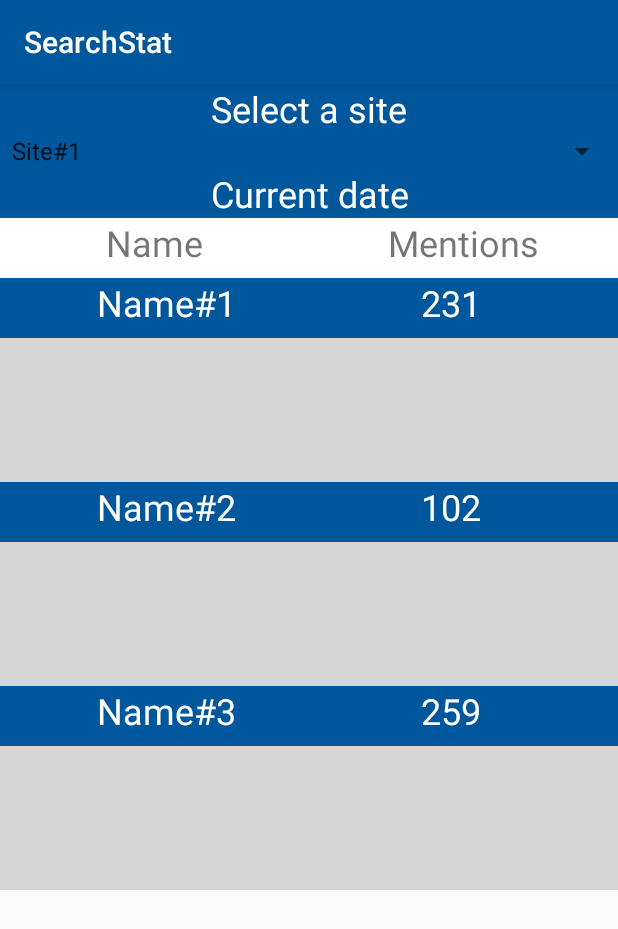
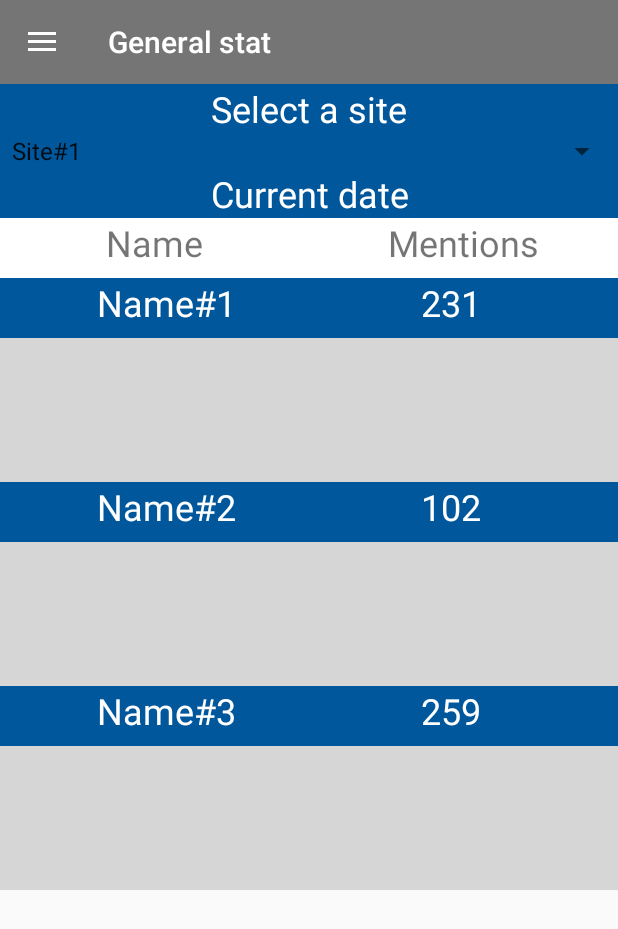
Before and after one commit to AlexAlizar/SearchStat, an Android app: the screen it shows after launch (GeneralStatActivity before the commit, MainActivity after it), after a tap on "General stat", on a phone screen of 412 x 824 dp. Shown: the top 929 px of the screen. Run offline under Robolectric (Android 15) with nearby library versions, the phone set to English and light mode, and no system bars; 1 other tap on this screen came first.

Commit message:
Added fragment
1 error with inflating navigation view

```diff
--- a/android_ui/app/src/main/AndroidManifest.xml
+++ b/android_ui/app/src/main/AndroidManifest.xml
@@ -13,16 +13,13 @@
         android:supportsRtl="true"
         android:theme="@style/AppTheme">
         <activity android:name=".MainActivity"
-                  android:theme="@style/AppTheme.NoActionBar">
+                  android:theme="@style/Theme.AppCompat.Light.NoActionBar">
             <intent-filter>
                 <action android:name="android.intent.action.MAIN"/>
 
                 <category android:name="android.intent.category.LAUNCHER"/>
             </intent-filter>
         </activity>
-        <activity
-            android:name=".GeneralStatActivity">
-        </activity>
     </application>
 
 </manifest>
--- /dev/null
+++ b/android_ui/app/src/main/java/alizarchik/alex/searchstat/GeneralStatFragment.java
@@ -0,0 +1,71 @@
+package alizarchik.alex.searchstat;
+
+import android.os.Bundle;
+import android.support.annotation.Nullable;
+import android.support.v4.app.Fragment;
+import android.support.v4.content.ContextCompat;
+import android.support.v7.widget.DividerItemDecoration;
+import android.support.v7.widget.LinearLayoutManager;
+import android.support.v7.widget.RecyclerView;
+import android.view.LayoutInflater;
+import android.view.View;
+import android.view.ViewGroup;
+
+import java.util.ArrayList;
+import java.util.List;
+
+import alizarchik.alex.searchstat.Model.GenStatDataItem;
+
+/**
+ * Created by Александр on 07.01.2018.
+ */
+
+public class GeneralStatFragment extends Fragment {
+
+    private RecyclerView mRecyclerView;
+    private RecyclerView.Adapter mAdapter;
+    private RecyclerView.LayoutManager mLayoutManager;
+
+    public static final String TAG = "MyLogs";
+
+    @Override
+    public void onCreate(Bundle savedInstanceState) {
+        super.onCreate(savedInstanceState);
+        setRetainInstance(true);
+    }
+
+    @Nullable
+    @Override
+    public View onCreateView(LayoutInflater inflater, @Nullable ViewGroup container, @Nullable Bundle savedInstanceState) {
+        View view = inflater.inflate(R.layout.general_stat_screen, container, false);
+
+        List<GenStatDataItem> myDataset = getDataSet();
+        mRecyclerView = view.findViewById(R.id.rvGenStat);
+        mRecyclerView.setHasFixedSize(true);
+        mLayoutManager = new LinearLayoutManager(getActivity());
+        mRecyclerView.setLayoutManager(mLayoutManager);
+        mAdapter = new GSRecyclerAdapter(myDataset);
+        mRecyclerView.setAdapter(mAdapter);
+        // рисую линию вокруг элемента списка
+        DividerItemDecoration divider = new
+                DividerItemDecoration(mRecyclerView.getContext(),
+                DividerItemDecoration.VERTICAL);
+        divider.setDrawable(ContextCompat.getDrawable(getActivity(),
+                R.drawable.line_divider));
+        mRecyclerView.addItemDecoration(divider);
+        return view;
+    }
+
+    public List<GenStatDataItem> getDataSet() {
+        GenStatDataItem item1 = new GenStatDataItem("Name#1", 231);
+        GenStatDataItem item2 = new GenStatDataItem("Name#2", 102);
+        GenStatDataItem item3 = new GenStatDataItem("Name#3", 259);
+        List<GenStatDataItem> dataSet = new ArrayList<>();
+        dataSet.add(item1);
+        dataSet.add(item2);
+        dataSet.add(item3);
+
+        return dataSet;
+    }
+
+}
--- a/android_ui/app/src/main/java/alizarchik/alex/searchstat/MainActivity.java
+++ b/android_ui/app/src/main/java/alizarchik/alex/searchstat/MainActivity.java
@@ -1,25 +1,27 @@
 package alizarchik.alex.searchstat;
 
-import android.content.Intent;
+import android.content.res.Configuration;
 import android.support.design.widget.NavigationView;
+import android.support.v4.app.Fragment;
+import android.support.v4.app.FragmentManager;
 import android.support.v4.view.GravityCompat;
 import android.support.v4.widget.DrawerLayout;
 import android.support.v7.app.ActionBarDrawerToggle;
 import android.support.v7.app.AppCompatActivity;
 import android.os.Bundle;
-import android.support.v7.widget.LinearLayoutManager;
-import android.support.v7.widget.RecyclerView;
 import android.support.v7.widget.Toolbar;
 import android.view.MenuItem;
+import android.view.View;
+import android.widget.ImageView;
 
-import java.util.ArrayList;
-import java.util.List;
-
-import alizarchik.alex.searchstat.Model.GenStatDataItem;
-
-public class MainActivity extends AppCompatActivity implements NavigationView.OnNavigationItemSelectedListener {
+public class MainActivity extends AppCompatActivity {
 
     //IRestApi restAPI;
+
+    DrawerLayout drawer;
+    Toolbar toolbar;
+    NavigationView navigationView;
+    ActionBarDrawerToggle drawerToggle;
 
     public static final String TAG = "MyLogs";
 
@@ -30,17 +32,87 @@
 
         //btnLoad.setOnClickListener((v) -> onClick());
 
-        Toolbar toolbar = (Toolbar) findViewById(R.id.toolbar);
+        toolbar = findViewById(R.id.toolbar);
         setSupportActionBar(toolbar);
 
-        DrawerLayout drawer = (DrawerLayout) findViewById(R.id.drawer_layout);
-        ActionBarDrawerToggle toggle = new ActionBarDrawerToggle(
-                this, drawer, toolbar, R.string.navigation_drawer_open, R.string.navigation_drawer_close);
-        drawer.addDrawerListener(toggle);
-        toggle.syncState();
+        drawer = findViewById(R.id.drawer_layout);
+        drawerToggle = setupDrawerToggle();
+        drawer.addDrawerListener(drawerToggle);
 
-        NavigationView navigationView = (NavigationView) findViewById(R.id.nav_view);
-        navigationView.setNavigationItemSelectedListener(this);
+        navigationView = findViewById(R.id.nav_view);
+        setupDrawerContent(navigationView);
+
+        NavigationView navigationView = findViewById(R.id.nav_view);
+
+        View headerLayout = navigationView.inflateHeaderView(R.layout.nav_header_main);
+
+        ImageView ivHeaderPhoto = headerLayout.findViewById(R.id.imageView);
+    }
+
+    private ActionBarDrawerToggle setupDrawerToggle() {
+        return new ActionBarDrawerToggle(this, drawer, toolbar, R.string.navigation_drawer_open,  R.string.navigation_drawer_close);
+    }
+
+    @Override
+    public boolean onOptionsItemSelected(MenuItem item) {
+        switch (item.getItemId()) {
+            case android.R.id.home:
+                drawer.openDrawer(GravityCompat.START);
+                return true;
+        }
+        return super.onOptionsItemSelected(item);
+    }
+
+    private void setupDrawerContent(NavigationView navigationView) {
+        navigationView.setNavigationItemSelectedListener(
+                menuItem -> {
+                    selectDrawerItem(menuItem);
+                    return true;
+                });
+    }
+
+    public void selectDrawerItem(MenuItem menuItem) {
+        // Создать новый фрагмент и задать фрагмент для отображения
+        // на основе нажатия на элемент навигации
+        Fragment fragment = null;
+        Class fragmentClass;
+        switch(menuItem.getItemId()) {
+            case R.id.general_stat:
+                fragmentClass = GeneralStatFragment.class;
+                break;
+//            case R.id.detailed_stat:
+//                fragmentClass = SecondFragment.class;
+//                break;
+//            case R.id.account:
+//                fragmentClass = ThirdFragment.class;
+//                break;
+//            case R.id.settings:
+//                fragmentClass = ThirdFragment.class;
+//                break;
+//            case R.id.exit:
+//                fragmentClass = ThirdFragment.class;
+//                break;
+            default:
+                fragmentClass = GeneralStatFragment.class;
+        }
+
+        try {
+            fragment = (Fragment) fragmentClass.newInstance();
+        } catch (Exception e) {
+            e.printStackTrace();
+        }
+
+        // Вставить фрагмент, заменяя любой существующий
+        FragmentManager fragmentManager = getSupportFragmentManager();
+        fragmentManager.beginTransaction().replace(R.id.fragment_container, fragment).commit();
+
+        // Выделение существующего элемента выполнено с помощью
+        // NavigationView
+        menuItem.setChecked(true);
+        // Установить заголовок для action bar'а
+        setTitle(menuItem.getTitle());
+        // Закрыть navigation drawer
+        drawer.closeDrawers();
     }
 
     /*public void onClick() {
@@ -119,25 +191,20 @@
         }
     }
 
-    @SuppressWarnings("StatementWithEmptyBody")
     @Override
-    public boolean onNavigationItemSelected(MenuItem item) {
-        // Handle navigation view item clicks here.
-        int id = item.getItemId();
+    protected void onPostCreate(Bundle savedInstanceState) {
+        super.onPostCreate(savedInstanceState);
+        // Синхронизировать состояние переключения после того, как
+        // возникнет onRestoreInstanceState
+        drawerToggle.syncState();
+    }
 
-        if (id == R.id.account) {
-            // Handle the camera action
-        } else if (id == R.id.settings) {
+    @Override
+    public void onConfigurationChanged(Configuration newConfig) {
+        super.onConfigurationChanged(newConfig);
+        // Передать любые изменения конфигурации переключателям
+        // drawer'а
+        drawerToggle.onConfigurationChanged(newConfig);
+    }
 
-        } else if (id == R.id.exit) {
-
-        } else if (id == R.id.general_stat) {
-            Intent intent = new Intent(this, GeneralStatActivity.class);
-            startActivity(intent);
-        }
-
-        DrawerLayout drawer = (DrawerLayout) findViewById(R.id.drawer_layout);
-        drawer.closeDrawer(GravityCompat.START);
-        return true;
-    }
 }
--- a/android_ui/app/src/main/res/layout/activity_main.xml
+++ b/android_ui/app/src/main/res/layout/activity_main.xml
@@ -1,25 +1,34 @@
 <?xml version="1.0" encoding="utf-8"?>
-<android.support.v4.widget.DrawerLayout xmlns:android="http://schemas.android.com/apk/res/android"
+<android.support.v4.widget.DrawerLayout
+    xmlns:android="http://schemas.android.com/apk/res/android"
     xmlns:app="http://schemas.android.com/apk/res-auto"
-    xmlns:tools="http://schemas.android.com/tools"
     android:id="@+id/drawer_layout"
     android:layout_width="match_parent"
-    android:layout_height="match_parent"
-    android:fitsSystemWindows="true"
-    tools:openDrawer="start">
+    android:layout_height="match_parent">
 
-    <include
-        layout="@layout/app_bar_main"
+    <LinearLayout
         android:layout_width="match_parent"
-        android:layout_height="match_parent" />
+        android:layout_height="match_parent"
+        android:orientation="vertical">
+
+        <include
+            layout="@layout/toolbar"
+            android:layout_width="match_parent"
+            android:layout_height="wrap_content" />
+
+    <FrameLayout android:id="@+id/fragment_container"
+                 xmlns:android="http://schemas.android.com/apk/res/android"
+                 android:layout_width="match_parent"
+                 android:layout_height="match_parent" />
+    </LinearLayout>
 
     <android.support.design.widget.NavigationView
         android:id="@+id/nav_view"
         android:layout_width="wrap_content"
         android:layout_height="match_parent"
         android:layout_gravity="start"
-        android:fitsSystemWindows="true"
-        app:headerLayout="@layout/nav_header_main"
-        app:menu="@menu/activity_main_drawer"/>
+        android:background="@android:color/white"
+        app:menu="@menu/activity_main_drawer"
+        app:headerLayout="@layout/nav_header_main"/>
 
 </android.support.v4.widget.DrawerLayout>
--- a/android_ui/app/src/main/res/layout/app_bar_main.xml
+++ /dev/null
@@ -1,25 +0,0 @@
-<?xml version="1.0" encoding="utf-8"?>
-<android.support.design.widget.CoordinatorLayout
-    xmlns:android="http://schemas.android.com/apk/res/android"
-    xmlns:app="http://schemas.android.com/apk/res-auto"
-    xmlns:tools="http://schemas.android.com/tools"
-    android:layout_width="match_parent"
-    android:layout_height="match_parent">
-
-    <android.support.design.widget.AppBarLayout
-        android:layout_width="match_parent"
-        android:layout_height="wrap_content"
-        android:theme="@style/AppTheme.AppBarOverlay">
-
-        <android.support.v7.widget.Toolbar
-            android:id="@+id/toolbar"
-            android:layout_width="match_parent"
-            android:layout_height="?attr/actionBarSize"
-            android:background="?attr/colorPrimary"
-            app:popupTheme="@style/AppTheme.PopupOverlay"/>
-
-    </android.support.design.widget.AppBarLayout>
-
-    <include layout="@layout/news_choose_screen"/>
-
-</android.support.design.widget.CoordinatorLayout>
--- a/android_ui/app/src/main/res/layout/detail_stat_screen.xml
+++ b/android_ui/app/src/main/res/layout/detail_stat_screen.xml
@@ -8,7 +8,7 @@
     android:orientation="vertical"
     app:layout_behavior="@string/appbar_scrolling_view_behavior"
     android:gravity="center"
-    tools:showIn="@layout/app_bar_main">
+    tools:showIn="@layout/toolbar">
 
 <TextView
     android:text="@string/detail_stat"
--- a/android_ui/app/src/main/res/layout/news_choose_screen.xml
+++ b/android_ui/app/src/main/res/layout/news_choose_screen.xml
@@ -8,7 +8,7 @@
     android:orientation="vertical"
     app:layout_behavior="@string/appbar_scrolling_view_behavior"
     android:gravity="center"
-    tools:showIn="@layout/app_bar_main">
+    tools:showIn="@layout/toolbar">
 
 
     <ListView
--- /dev/null
+++ b/android_ui/app/src/main/res/layout/toolbar.xml
@@ -0,0 +1,12 @@
+<?xml version="1.0" encoding="utf-8"?>
+<android.support.v7.widget.Toolbar
+    xmlns:android="http://schemas.android.com/apk/res/android"
+    xmlns:app="http://schemas.android.com/apk/res-auto"
+    android:id="@+id/toolbar"
+    android:layout_height="wrap_content"
+    android:layout_width="match_parent"
+    android:fitsSystemWindows="true"
+    android:minHeight="?attr/actionBarSize"
+    app:theme="@style/ThemeOverlay.AppCompat.Dark.ActionBar"
+    android:background="?attr/colorPrimaryDark">
+</android.support.v7.widget.Toolbar>
--- a/android_ui/app/src/main/res/values-v21/styles.xml
+++ /dev/null
@@ -1,8 +0,0 @@
-<resources>
-
-    <style name="AppTheme.NoActionBar">
-        <item name="windowActionBar">false</item>
-        <item name="windowNoTitle">true</item>
-        <item name="android:statusBarColor">@android:color/transparent</item>
-    </style>
-</resources>
--- a/android_ui/app/src/main/res/values/styles.xml
+++ b/android_ui/app/src/main/res/values/styles.xml
@@ -1,20 +1,8 @@
 <resources>
-
     <!-- Base application theme. -->
-    <style name="AppTheme" parent="Theme.AppCompat.Light.DarkActionBar">
-        <!-- Customize your theme here. -->
-        <item name="colorPrimary">@color/colorPrimary</item>
-        <item name="colorPrimaryDark">@color/colorPrimaryDark</item>
-        <item name="colorAccent">@color/colorAccent</item>
+    <style name="AppTheme" parent="Theme.AppCompat.Light.NoActionBar">
+        <item name="colorPrimary">#673AB7</item>
+        <item name="colorPrimaryDark">#512DA8</item>
+        <item name="colorAccent">#FF4081</item>
     </style>
-
-    <style name="AppTheme.NoActionBar">
-        <item name="windowActionBar">false</item>
-        <item name="windowNoTitle">true</item>
-    </style>
-
-    <style name="AppTheme.AppBarOverlay" parent="ThemeOverlay.AppCompat.Dark.ActionBar"/>
-
-    <style name="AppTheme.PopupOverlay" parent="ThemeOverlay.AppCompat.Light"/>
-
 </resources>
```
Also changed, not shown: android_ui/app/build.gradle (+5 -5 lines).
